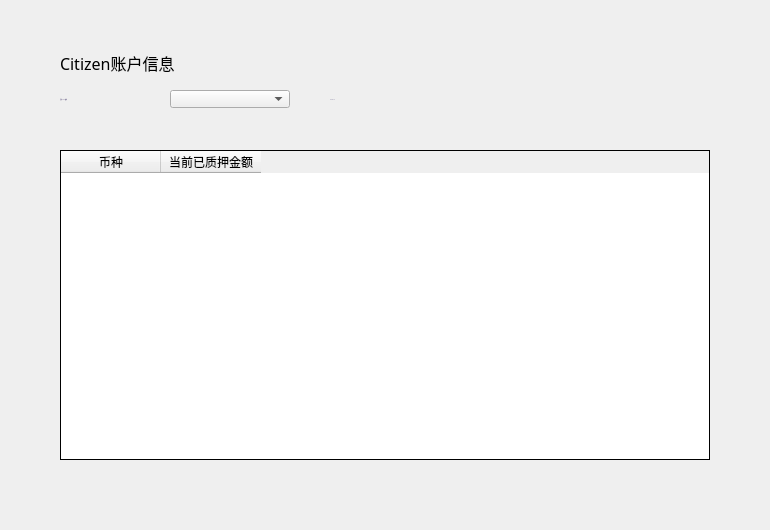
Old version of the form LNKWallet/citizen/CitizenAccountPage.ui in the repository HcashOrg/hx-indicator.
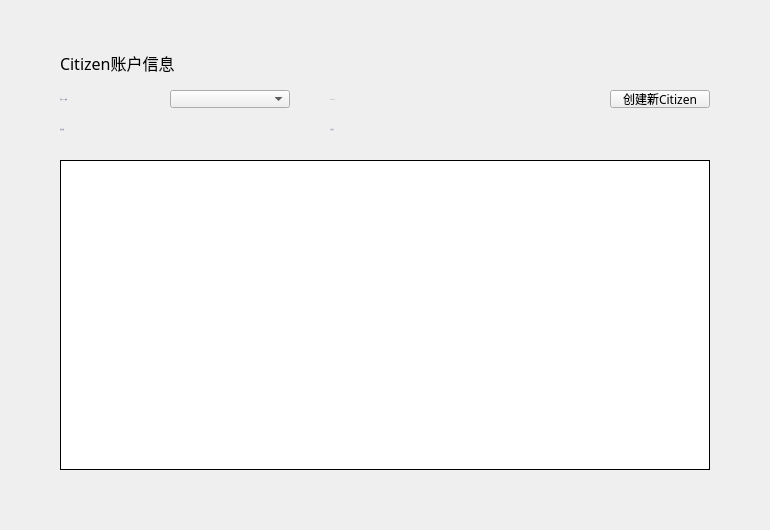
New version of the form.

Commit message: create citizen

What changed in the file:
```diff
--- a/LNKWallet/citizen/CitizenAccountPage.ui
+++ b/LNKWallet/citizen/CitizenAccountPage.ui
@@ -152,7 +152,7 @@
    <property name="geometry">
     <rect>
      <x>60</x>
-     <y>150</y>
+     <y>160</y>
      <width>650</width>
      <height>310</height>
     </rect>
@@ -200,7 +200,7 @@
     <enum>Qt::SolidLine</enum>
    </property>
    <attribute name="horizontalHeaderVisible">
-    <bool>true</bool>
+    <bool>false</bool>
    </attribute>
    <attribute name="horizontalHeaderCascadingSectionResizes">
     <bool>false</bool>
@@ -241,6 +241,152 @@
     </property>
    </column>
   </widget>
+  <widget class="QToolButton" name="newCitizenBtn">
+   <property name="geometry">
+    <rect>
+     <x>610</x>
+     <y>90</y>
+     <width>100</width>
+     <height>18</height>
+    </rect>
+   </property>
+   <property name="font">
+    <font>
+     <family>微软雅黑</family>
+     <weight>50</weight>
+     <italic>false</italic>
+     <bold>false</bold>
+    </font>
+   </property>
+   <property name="cursor">
+    <cursorShape>PointingHandCursor</cursorShape>
+   </property>
+   <property name="focusPolicy">
+    <enum>Qt::NoFocus</enum>
+   </property>
+   <property name="styleSheet">
+    <string notr="true"/>
+   </property>
+   <property name="text">
+    <string>创建新Citizen</string>
+   </property>
+  </widget>
+  <widget class="QLabel" name="idLabel2_2">
+   <property name="geometry">
+    <rect>
+     <x>60</x>
+     <y>120</y>
+     <width>80</width>
+     <height>18</height>
+    </rect>
+   </property>
+   <property name="font">
+    <font>
+     <family>Microsoft YaHei UI Light</family>
+     <pointsize>-1</pointsize>
+     <weight>50</weight>
+     <italic>false</italic>
+     <bold>false</bold>
+    </font>
+   </property>
+   <property name="styleSheet">
+    <string notr="true">QLabel{color: rgb(137,129,161);
+font: 11px &quot;Microsoft YaHei UI Light&quot;;}</string>
+   </property>
+   <property name="text">
+    <string>总出块数</string>
+   </property>
+   <property name="alignment">
+    <set>Qt::AlignLeading|Qt::AlignLeft|Qt::AlignVCenter</set>
+   </property>
+  </widget>
+  <widget class="QLabel" name="totalProducedLabel">
+   <property name="geometry">
+    <rect>
+     <x>170</x>
+     <y>120</y>
+     <width>100</width>
+     <height>18</height>
+    </rect>
+   </property>
+   <property name="font">
+    <font>
+     <family>Microsoft YaHei UI Light</family>
+     <pointsize>-1</pointsize>
+     <weight>50</weight>
+     <italic>false</italic>
+     <bold>false</bold>
+    </font>
+   </property>
+   <property name="styleSheet">
+    <string notr="true">QLabel{color: rgb(137,129,161);
+font: 11px &quot;Microsoft YaHei UI Light&quot;;}</string>
+   </property>
+   <property name="text">
+    <string/>
+   </property>
+   <property name="alignment">
+    <set>Qt::AlignLeading|Qt::AlignLeft|Qt::AlignVCenter</set>
+   </property>
+  </widget>
+  <widget class="QLabel" name="idLabel2_3">
+   <property name="geometry">
+    <rect>
+     <x>330</x>
+     <y>120</y>
+     <width>80</width>
+     <height>18</height>
+    </rect>
+   </property>
+   <property name="font">
+    <font>
+     <family>Microsoft YaHei UI Light</family>
+     <pointsize>-1</pointsize>
+     <weight>50</weight>
+     <italic>false</italic>
+     <bold>false</bold>
+    </font>
+   </property>
+   <property name="styleSheet">
+    <string notr="true">QLabel{color: rgb(137,129,161);
+font: 11px &quot;Microsoft YaHei UI Light&quot;;}</string>
+   </property>
+   <property name="text">
+    <string>上次出块</string>
+   </property>
+   <property name="alignment">
+    <set>Qt::AlignLeading|Qt::AlignLeft|Qt::AlignVCenter</set>
+   </property>
+  </widget>
+  <widget class="QLabel" name="lastBlockLabel">
+   <property name="geometry">
+    <rect>
+     <x>410</x>
+     <y>120</y>
+     <width>100</width>
+     <height>18</height>
+    </rect>
+   </property>
+   <property name="font">
+    <font>
+     <family>Microsoft YaHei UI Light</family>
+     <pointsize>-1</pointsize>
+     <weight>50</weight>
+     <italic>false</italic>
+     <bold>false</bold>
+    </font>
+   </property>
+   <property name="styleSheet">
+    <string notr="true">QLabel{color: rgb(137,129,161);
+font: 11px &quot;Microsoft YaHei UI Light&quot;;}</string>
+   </property>
+   <property name="text">
+    <string/>
+   </property>
+   <property name="alignment">
+    <set>Qt::AlignLeading|Qt::AlignLeft|Qt::AlignVCenter</set>
+   </property>
+  </widget>
  </widget>
  <resources/>
  <connections/>
```
The commit also changes 15 other files.
